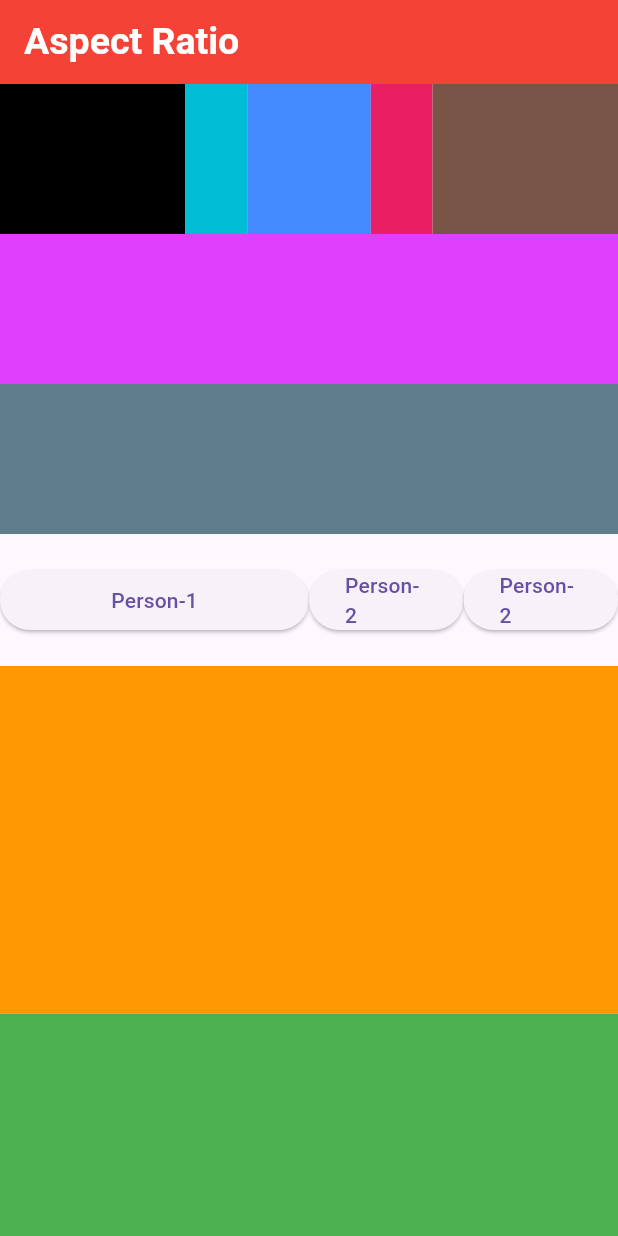
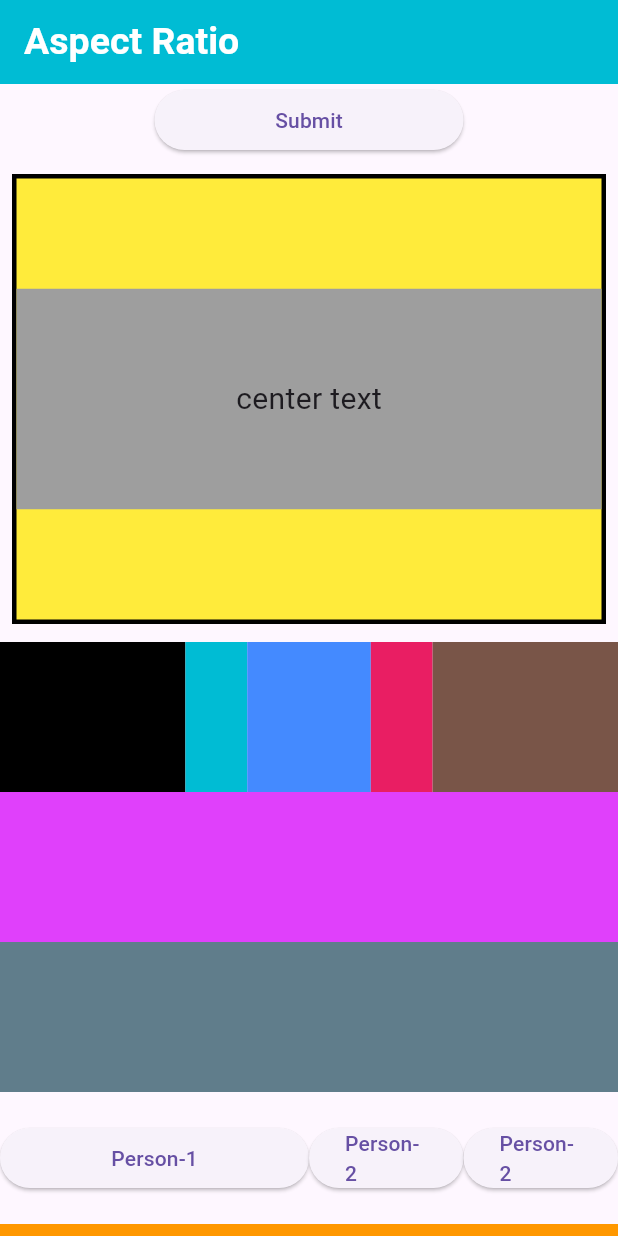
Before and after one commit to safaat260/Ostad_Flutter, a Flutter app: the screen it shows after launch, on a phone screen of 412 x 824 dp. Run offline on Flutter 3.47's test engine with Material 3 defaults, Android fonts, the phone set to English and light mode, and no system bars.

Commit message:
fractionally sizedbox

```diff
--- a/lib/Module_09/class 2/aspect_ratio-home.dart
+++ b/lib/Module_09/class 2/aspect_ratio-home.dart
@@ -20,18 +20,48 @@ class _aspect_homeState extends State<aspect_home> {
             color: Colors.white,
           ),
         ),
-        backgroundColor: Colors.red,
+        backgroundColor: Colors.cyan,
       ),
 
       //aspect ratio
       body: SingleChildScrollView(
         child: Column(
           children: [
+
+            //fractionally sized box
+            FractionallySizedBox(
+              //heightFactor: 0.1,
+              widthFactor: 0.5,//takes 50% of the space
+              child: ElevatedButton(
+                  onPressed: () {},
+                  child: Text("Submit")),
+            ),
+
+            SizedBox(height: 4),
+
+            Container(
+              margin: EdgeInsets.all(8),
+              decoration: BoxDecoration(
+                border: Border.all(color: Colors.black, width: 3),
+                color: Colors.yellow
+              ),
+              height: 300,
+              child: FractionallySizedBox(
+                heightFactor: 0.5,// took 50% of 400 height
+                child: Container(
+                  color: Colors.grey,
+                  child: Center(child: Text("center text", style: TextStyle(fontSize: 20),)),
+                ),
+              ),
+            ),
+
+            SizedBox(height: 4),
+
             //felxible and flex
             Row(
               children: [
                 Flexible(
-                  flex: 3,//flex
+                  flex: 3, //flex
                   //fit: FlexFit.tight/loose, //fit
                   child: Container(height: 100, color: Colors.black),
                 ),
@@ -65,7 +95,7 @@ class _aspect_homeState extends State<aspect_home> {
             Row(
               children: [
                 Expanded(
-                  flex: 2,//flex
+                  flex: 2, //flex
                   child: ElevatedButton(
                     onPressed: () {},
                     child: Text("Person-1"),
@@ -85,7 +115,6 @@ class _aspect_homeState extends State<aspect_home> {
                     child: Text("Person-2"),
                   ),
                 ),
-
               ],
             ),
 
```
